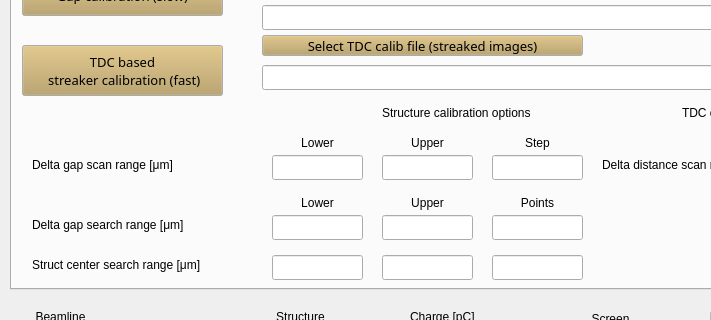
Qt form gui.ui (pdijksta/PassiveWFMeasurement) before a commit; both pictures show x 0 to 711 and y 421 to 741 of the 962 by 873 pixel window.
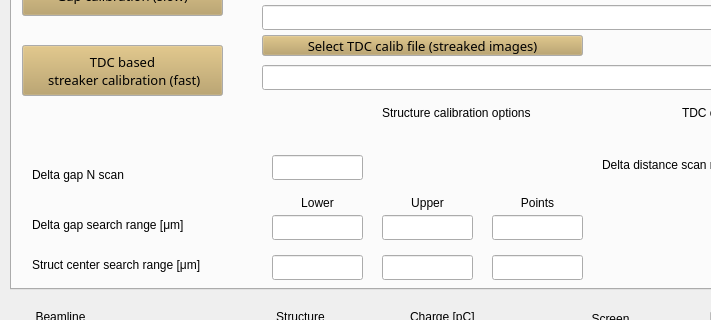
The same form after that commit. The open tabs and pages were chosen to show the change.

Commit message: improvements to calibration scan range

Patch:
```diff
--- a/gui.ui
+++ b/gui.ui
@@ -861,115 +861,6 @@
        <string>Structure calibration options</string>
       </property>
      </widget>
-     <widget class="QLabel" name="label_30">
-      <property name="geometry">
-       <rect>
-        <x>20</x>
-        <y>550</y>
-        <width>221</width>
-        <height>20</height>
-       </rect>
-      </property>
-      <property name="text">
-       <string>Delta gap scan range [μm]</string>
-      </property>
-     </widget>
-     <widget class="QLineEdit" name="DeltaGapRangeLower">
-      <property name="geometry">
-       <rect>
-        <x>260</x>
-        <y>550</y>
-        <width>91</width>
-        <height>25</height>
-       </rect>
-      </property>
-      <property name="text">
-       <string/>
-      </property>
-      <property name="alignment">
-       <set>Qt::AlignCenter</set>
-      </property>
-     </widget>
-     <widget class="QLabel" name="label_61">
-      <property name="geometry">
-       <rect>
-        <x>260</x>
-        <y>530</y>
-        <width>91</width>
-        <height>16</height>
-       </rect>
-      </property>
-      <property name="text">
-       <string>Lower</string>
-      </property>
-      <property name="alignment">
-       <set>Qt::AlignCenter</set>
-      </property>
-     </widget>
-     <widget class="QLineEdit" name="DeltaGapRangeUpper">
-      <property name="geometry">
-       <rect>
-        <x>370</x>
-        <y>550</y>
-        <width>91</width>
-        <height>25</height>
-       </rect>
-      </property>
-      <property name="text">
-       <string/>
-      </property>
-      <property name="alignment">
-       <set>Qt::AlignCenter</set>
-      </property>
-     </widget>
-     <widget class="QLabel" name="label_62">
-      <property name="geometry">
-       <rect>
-        <x>370</x>
-        <y>530</y>
-        <width>91</width>
-        <height>16</height>
-       </rect>
-      </property>
-      <property name="text">
-       <string>Upper</string>
-      </property>
-      <property name="alignment">
-       <set>Qt::AlignCenter</set>
-      </property>
-     </widget>
-     <widget class="QLabel" name="label_63">
-      <property name="geometry">
-       <rect>
-        <x>480</x>
-        <y>530</y>
-        <width>91</width>
-        <height>16</height>
-       </rect>
-      </property>
-      <property name="text">
-       <string>Step</string>
-      </property>
-      <property name="alignment">
-       <set>Qt::AlignCenter</set>
-      </property>
-     </widget>
-     <widget class="QLineEdit" name="DeltaGapRangeStep">
-      <property name="geometry">
-       <rect>
-        <x>480</x>
-        <y>550</y>
-        <width>91</width>
-        <height>25</height>
-       </rect>
-      </property>
-      <property name="text">
-       <string/>
-      </property>
-      <property name="alignment">
-       <set>Qt::AlignCenter</set>
-      </property>
-     </widget>
      <widget class="QLineEdit" name="DeltaGapSearchPoints">
       <property name="geometry">
        <rect>
@@ -1455,6 +1346,35 @@
        <string>Select TDC calib file (streaked images)</string>
       </property>
      </widget>
+     <widget class="QLabel" name="label_42">
+      <property name="geometry">
+       <rect>
+        <x>20</x>
+        <y>560</y>
+        <width>211</width>
+        <height>20</height>
+       </rect>
+      </property>
+      <property name="text">
+       <string>Delta gap N scan</string>
+      </property>
+     </widget>
+     <widget class="QLineEdit" name="DeltaGapScanN">
+      <property name="geometry">
+       <rect>
+        <x>260</x>
+        <y>550</y>
+        <width>91</width>
+        <height>25</height>
+       </rect>
+      </property>
+      <property name="text">
+       <string/>
+      </property>
+      <property name="alignment">
+       <set>Qt::AlignCenter</set>
+      </property>
+     </widget>
     </widget>
     <widget class="QWidget" name="tab_3">
      <attribute name="title">
```
Left out of the diff: 2 changed lines with no effect on the pictures. The commit also changes 4 other files.
